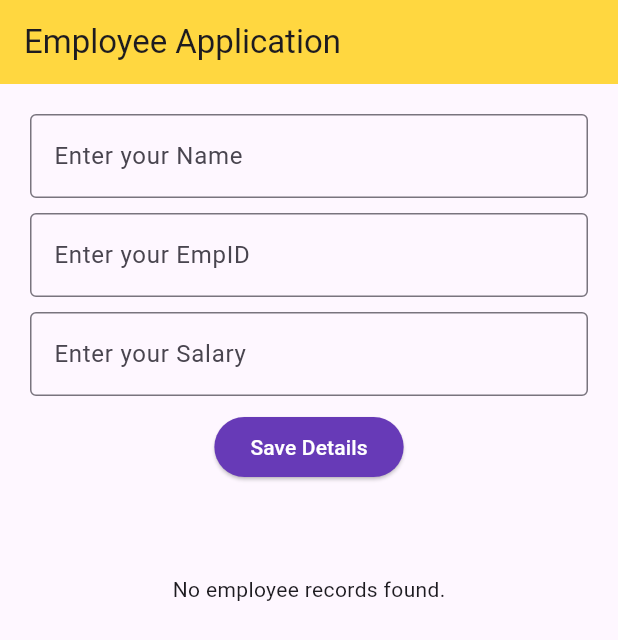
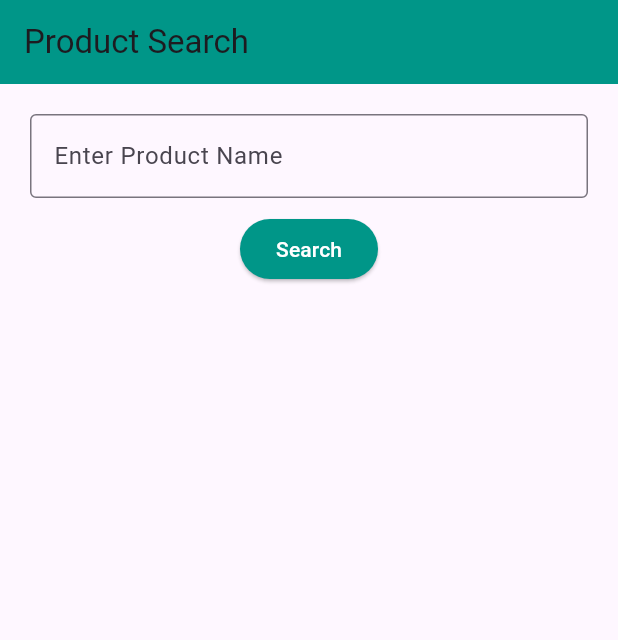
Before and after one commit to chrsin-lab/ex-9-, a Flutter app: the screen it shows after launch, on a phone screen of 412 x 824 dp. Shown: the top 640 px of the screen. Run offline on Flutter 3.47's test engine with Material 3 defaults, Android fonts, the phone set to English and light mode, and no system bars; our stand-ins replace cloud_firestore, firebase_core; accounts and stored records are empty.

Commit message:
Initial commit

```diff
--- a/lib/main.dart
+++ b/lib/main.dart
@@ -5,57 +5,56 @@ import 'package:cloud_firestore/cloud_firestore.dart';
 Future<void> main() async {
   WidgetsFlutterBinding.ensureInitialized();
   await Firebase.initializeApp();
-  runApp(
-    const MaterialApp(
-      title: "Employee Application",
-      home: EmployeeScreen(),
+  runApp(const MaterialApp(
     debugShowCheckedModeBanner: false,
-    ),
-  );
+    home: ProductSearchApp(),
+  ));
 }
 
-class EmployeeScreen extends StatefulWidget {
-  const EmployeeScreen({super.key});
+class ProductSearchApp extends StatefulWidget {
+  const ProductSearchApp({super.key});
 
   @override
-  State<EmployeeScreen> createState() => EmployeeScreenState();
+  State<ProductSearchApp> createState() => _ProductSearchAppState();
 }
 
-class EmployeeScreenState extends State<EmployeeScreen> {
-  // Form key
-  final _formKey = GlobalKey<FormState>();
+class _ProductSearchAppState extends State<ProductSearchApp> {
+  final TextEditingController _searchController = TextEditingController();
+  Map<String, dynamic>? _product;
+  String _message = "";
 
-  // Firestore reference
-  final FirebaseFirestore _firestore = FirebaseFirestore.instance;
+  Future<void> _searchProduct() async {
+    String productName = _searchController.text.trim();
 
-  // Text controllers
-  final _nameController = TextEditingController();
-  final _empIdController = TextEditingController();
-  final _salaryController = TextEditingController();
+    if (productName.isEmpty) {
+      setState(() {
+        _message = "Please enter a product name!";
+        _product = null;
+      });
+      return;
+    }
 
-  String _status = "";
+    try {
+      QuerySnapshot snapshot = await FirebaseFirestore.instance
+          .collection('products')
+          .where('name', isEqualTo: productName)
+          .get();
 
-  // Function to add employee to Firestore
-  Future<void> _addEmployee() async {
-    if (_formKey.currentState!.validate()) {
-      await _firestore.collection('employees').add({
-        'name': _nameController.text,
-        'empid': _empIdController.text,
-        'salary': double.tryParse(_salaryController.text) ?? 0.0,
+      if (snapshot.docs.isNotEmpty) {
+        setState(() {
+          _product = snapshot.docs.first.data() as Map<String, dynamic>;
+          _message = "";
         });
-
-      // Clear fields
-      _nameController.clear();
-      _empIdController.clear();
-      _salaryController.clear();
-
+      } else {
         setState(() {
-        _status = "Data Saved Successfully!";
+          _product = null;
+          _message = "Product not found";
         });
-
-      ScaffoldMessenger.of(context).showSnackBar(
-        const SnackBar(content: Text('Employee Added Successfully')),
-      );
+      }
+    } catch (e) {
+      setState(() {
+        _message = "Error: $e";
+      });
     }
   }
 
@@ -63,113 +62,66 @@ class EmployeeScreenState extends State<EmployeeScreen> {
   Widget build(BuildContext context) {
     return Scaffold(
       appBar: AppBar(
-        title: const Text("Employee Application"),
-        backgroundColor: Colors.amberAccent,
+        title: const Text("Product Search"),
+        backgroundColor: Colors.teal,
       ),
-      body: Container(
+      body: Padding(
         padding: const EdgeInsets.all(20),
-        child: SingleChildScrollView(
-          child: Form(
-            key: _formKey,
         child: Column(
           children: [
-                // Name TextField
-                TextFormField(
-                  controller: _nameController,
+            // Input Field
+            TextField(
+              controller: _searchController,
               decoration: const InputDecoration(
-                    labelText: "Enter your Name",
+                labelText: "Enter Product Name",
                 border: OutlineInputBorder(),
               ),
-                  validator: (value) =>
-                      value == null || value.isEmpty ? "Please enter your name!" : null,
             ),
             const SizedBox(height: 10),
 
-                // Employee ID TextField
-                TextFormField(
-                  controller: _empIdController,
-                  decoration: const InputDecoration(
-                    labelText: "Enter your EmpID",
-                    border: OutlineInputBorder(),
-                  ),
-                  validator: (value) =>
-                      value == null || value.isEmpty ? "Please enter your empId!" : null,
-                ),
-                const SizedBox(height: 10),
-
-                // Salary TextField
-                TextFormField(
-                  controller: _salaryController,
-                  decoration: const InputDecoration(
-                    labelText: "Enter your Salary",
-                    border: OutlineInputBorder(),
-                  ),
-                  keyboardType: TextInputType.number,
-                  validator: (value) =>
-                      value == null || value.isEmpty ? "Please enter your salary!" : null,
-                ),
-                const SizedBox(height: 10),
-
-                // Save Button
+            // Search Button
             ElevatedButton(
+              onPressed: _searchProduct,
               style: ElevatedButton.styleFrom(
-                    backgroundColor: Colors.deepPurple,
+                backgroundColor: Colors.teal,
                 foregroundColor: Colors.white,
               ),
-                  onPressed: _addEmployee,
-                  child: const Text('Save Details'),
+              child: const Text("Search"),
             ),
             const SizedBox(height: 20),
 
-                // Status message
+            // Display Result
+            if (_message.isNotEmpty)
               Text(
-                  _status,
-                  style: const TextStyle(color: Colors.green),
+                _message,
+                style: const TextStyle(color: Colors.red, fontSize: 16),
               ),
-                const SizedBox(height: 20),
 
-                // 🔹 StreamBuilder for Firestore employees list
-                StreamBuilder<QuerySnapshot>(
-                  stream: _firestore.collection('employees').snapshots(),
-                  builder: (context, snapshot) {
-                    if (snapshot.connectionState == ConnectionState.waiting) {
-                      return const Center(child: CircularProgressIndicator());
-                    }
-
-                    if (snapshot.hasError) {
-                      return Text('Error: ${snapshot.error}');
-                    }
-
-                    if (!snapshot.hasData || snapshot.data!.docs.isEmpty) {
-                      return const Text('No employee records found.');
-                    }
-
-                    final employees = snapshot.data!.docs;
-
-                    return ListView.builder(
-                      shrinkWrap: true,
-                      physics: const NeverScrollableScrollPhysics(),
-                      itemCount: employees.length,
-                      itemBuilder: (context, index) {
-                        final emp = employees[index].data() as Map<String, dynamic>;
-                        return Card(
-                          margin: const EdgeInsets.symmetric(vertical: 6),
+            if (_product != null)
+              Card(
+                elevation: 4,
+                margin: const EdgeInsets.symmetric(vertical: 10),
                 child: ListTile(
-                            leading: const Icon(Icons.person, color: Colors.deepPurple),
-                            title: Text(emp['name'] ?? 'No Name'),
-                            subtitle: Text(
-                              'EmpID: ${emp['empid'] ?? '-'} • Salary: ${emp['salary']?.toString() ?? '-'}',
+                  title: Text(
+                    "Name: ${_product!['name']}",
+                    style: const TextStyle(fontWeight: FontWeight.bold),
                   ),
-                          ),
-                        );
-                      },
-                    );
-                  },
+                  subtitle: Column(
+                    crossAxisAlignment: CrossAxisAlignment.start,
+                    children: [
+                      Text("Quantity: ${_product!['quantity']}"),
+                      Text("Price: ₹${_product!['price']}"),
+                      if (_product!['quantity'] < 5)
+                        const Text(
+                          "Low Stock!",
+                          style: TextStyle(color: Colors.red),
                         ),
                     ],
                   ),
                 ),
               ),
+          ],
+        ),
       ),
     );
   }
```
Lines whose indentation alone changed are shown as unchanged.
